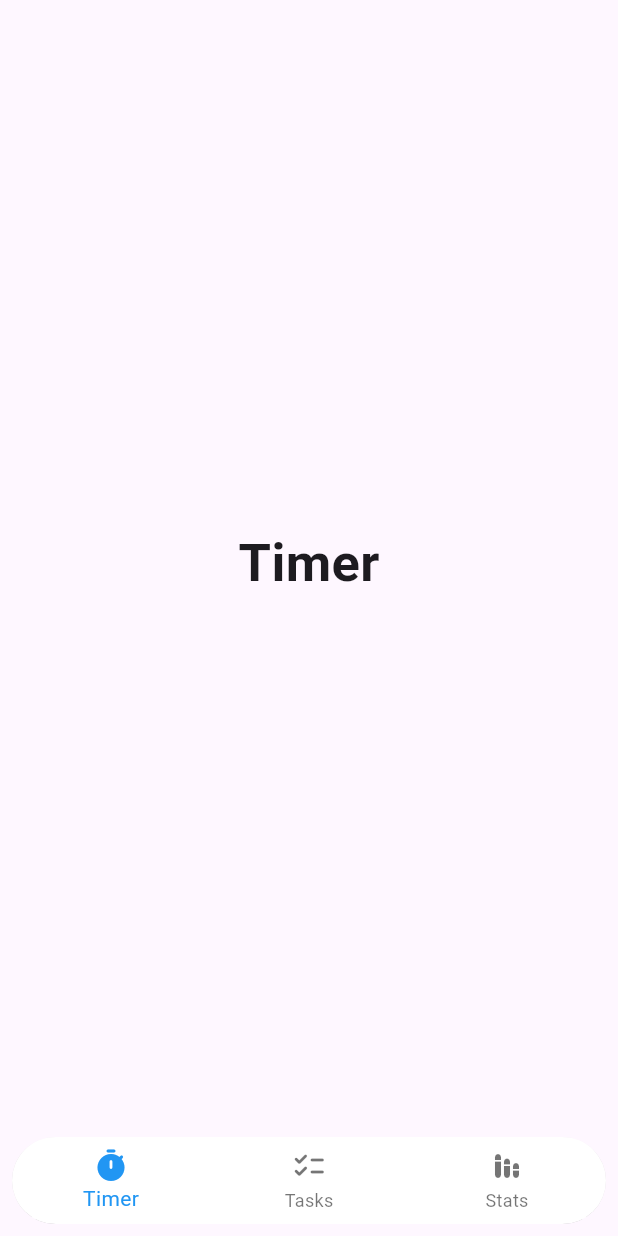
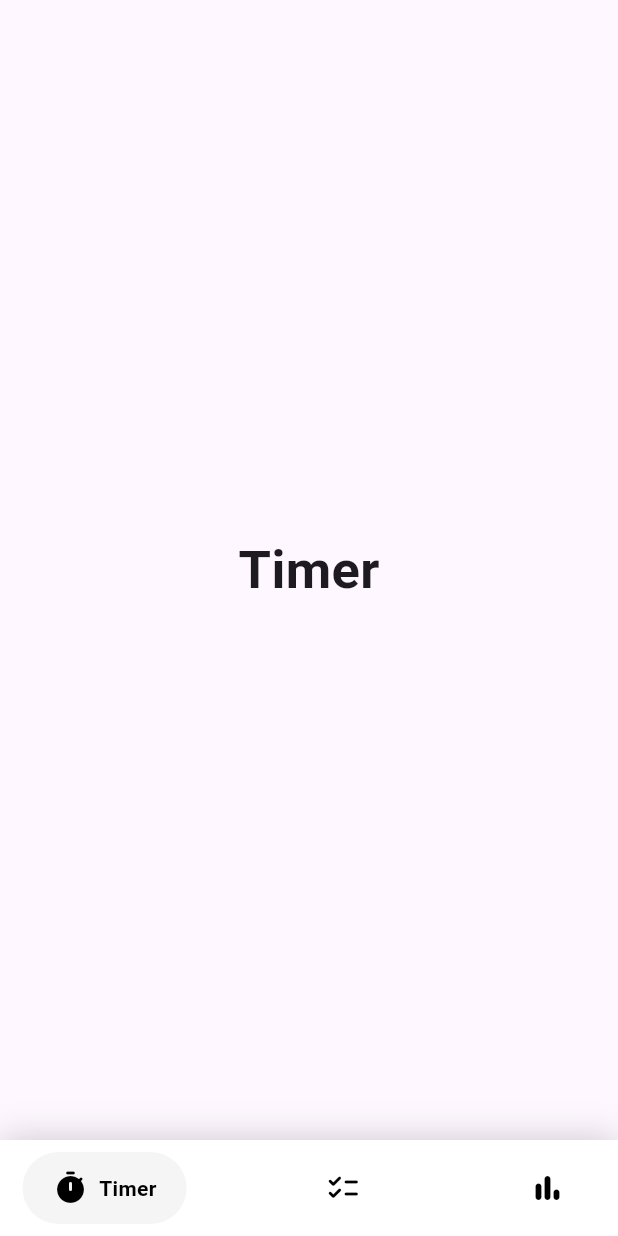
Before and after one commit to Arunhegde1231/pomato, a Flutter app: the screen it shows after launch, on a phone screen of 412 x 824 dp. Run offline on Flutter 3.47's test engine with Material 3 defaults, Android fonts, the phone set to English and light mode, and no system bars; drawn by our look-alikes of google_nav_bar.

Commit message:
added new navbar

```diff
--- a/lib/main.dart
+++ b/lib/main.dart
@@ -1,4 +1,5 @@
 import 'package:flutter/material.dart';
+import 'package:google_nav_bar/google_nav_bar.dart';
 
 void main() {
   runApp(MyApp());
@@ -41,45 +42,51 @@ class _MyHomePageState extends State<MyHomePage> {
     ),
   ];
 
-  void _onItemTapped(int index) {
-    setState(() {
-      _selectedIndex = index;
-    });
-  }
-
   @override
   Widget build(BuildContext context) {
     return Scaffold(
-      body: Center(
-        child: _widgetOptions.elementAt(_selectedIndex),
-      ),
-      bottomNavigationBar: Padding(
-        padding: const EdgeInsets.all(8.0),
-        child: ClipRRect(
-          borderRadius: BorderRadius.circular(30.0),
-          child: BottomNavigationBar(
-            backgroundColor: Colors.white,
-            elevation: 5.0,
-            items: const <BottomNavigationBarItem>[
-              BottomNavigationBarItem(
-                icon: Icon(Icons.timer_rounded),
-                label: 'Timer',
-              ),
-              BottomNavigationBarItem(
-                icon: Icon(Icons.checklist_rounded),
-                label: 'Tasks',
-              ),
-              BottomNavigationBarItem(
-                icon: Icon(Icons.stacked_bar_chart_rounded),
-                label: 'Stats',
-              ),
-            ],
-            currentIndex: _selectedIndex,
-            selectedItemColor: Colors.blue,
-            onTap: _onItemTapped,
-          ),
+        body: Center(
+          child: _widgetOptions.elementAt(_selectedIndex),
         ),
-      ),
-    );
+        bottomNavigationBar: Container(
+          decoration: BoxDecoration(color: Colors.white, boxShadow: [
+            BoxShadow(blurRadius: 20, color: Colors.black.withOpacity(0.2))
+          ]),
+          child: SafeArea(
+              child: Padding(
+            padding: const EdgeInsets.symmetric(horizontal: 15, vertical: 8),
+            child: GNav(
+              rippleColor: Colors.grey[300]!,
+              hoverColor: Colors.grey[200]!,
+              gap: 7,
+              activeColor: Colors.black,
+              iconSize: 24,
+              padding: const EdgeInsets.symmetric(horizontal: 20, vertical: 12),
+              duration: const Duration(milliseconds: 350),
+              tabBackgroundColor: Colors.grey[100]!,
+              color: Colors.black,
+              tabs: const [
+                GButton(
+                  icon: Icons.timer_rounded,
+                  text: 'Timer',
+                ),
+                GButton(
+                  icon: Icons.checklist_rounded,
+                  text: 'Tasks',
+                ),
+                GButton(
+                  icon: Icons.bar_chart_rounded,
+                  text: 'Tasks',
+                )
+              ],
+              selectedIndex: _selectedIndex,
+              onTabChange: (index) {
+                setState(() {
+                  _selectedIndex = index;
+                });
+              },
+            ),
+          )),
+        ));
   }
 }
```
